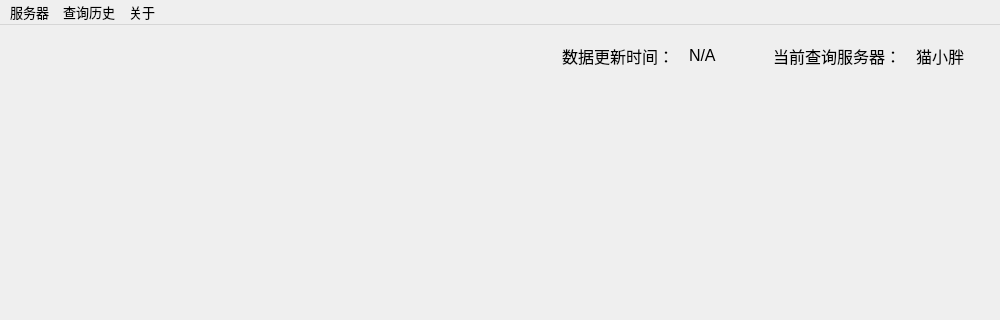
First picture: the form in Paissa.ui, repository NagaResst/Paissa, before the edit; both pictures show x 0 to 1000 and y 0 to 320 of the 1000 by 700 pixel window.
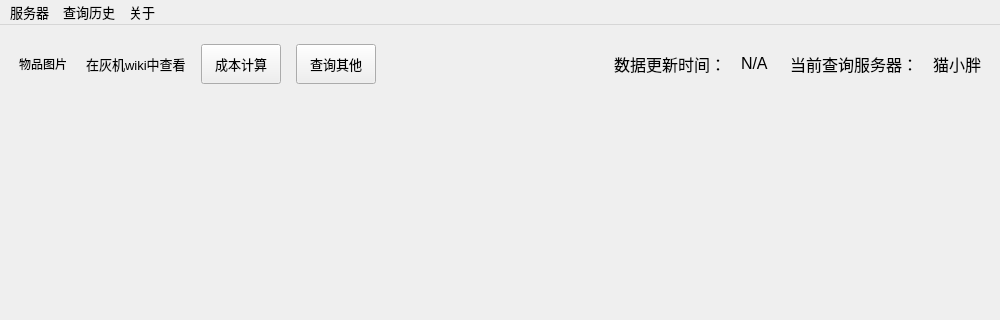
Second picture: the form after the edit.

Commit message: bete版本  具备基础的查询与比价功能

Diff of the .ui file:
```diff
--- a/Paissa.ui
+++ b/Paissa.ui
@@ -58,7 +58,7 @@
       </property>
       <layout class="QGridLayout" name="gridLayout_3">
        <item row="0" column="0">
-        <layout class="QHBoxLayout" name="horizontalLayout" stretch="10,1,2,1">
+        <layout class="QHBoxLayout" name="horizontalLayout" stretch="0,0,0,0,10,1,2,1">
          <property name="spacing">
           <number>15</number>
          </property>
@@ -68,6 +68,100 @@
          <property name="leftMargin">
           <number>0</number>
          </property>
+         <item>
+          <widget class="QLabel" name="item_icon">
+           <property name="sizePolicy">
+            <sizepolicy hsizetype="Maximum" vsizetype="Maximum">
+             <horstretch>0</horstretch>
+             <verstretch>0</verstretch>
+            </sizepolicy>
+           </property>
+           <property name="minimumSize">
+            <size>
+             <width>40</width>
+             <height>40</height>
+            </size>
+           </property>
+           <property name="maximumSize">
+            <size>
+             <width>16777215</width>
+             <height>16777215</height>
+            </size>
+           </property>
+           <property name="baseSize">
+            <size>
+             <width>0</width>
+             <height>0</height>
+            </size>
+           </property>
+           <property name="text">
+            <string>物品图片 </string>
+           </property>
+          </widget>
+         </item>
+         <item>
+          <widget class="QLabel" name="jump_to_wiki">
+           <property name="font">
+            <font>
+             <family>Arial</family>
+             <pointsize>10</pointsize>
+            </font>
+           </property>
+           <property name="text">
+            <string>在灰机wiki中查看</string>
+           </property>
+          </widget>
+         </item>
+         <item>
+          <widget class="QPushButton" name="show_cost">
+           <property name="sizePolicy">
+            <sizepolicy hsizetype="Maximum" vsizetype="Maximum">
+             <horstretch>0</horstretch>
+             <verstretch>0</verstretch>
+            </sizepolicy>
+           </property>
+           <property name="minimumSize">
+            <size>
+             <width>80</width>
+             <height>40</height>
+            </size>
+           </property>
+           <property name="maximumSize">
+            <size>
+             <width>16777215</width>
+             <height>16777215</height>
+            </size>
+           </property>
+           <property name="font">
+            <font>
+             <family>Arial</family>
+             <pointsize>10</pointsize>
+            </font>
+           </property>
+           <property name="text">
+            <string>成本计算</string>
+           </property>
+          </widget>
+         </item>
+         <item>
+          <widget class="QPushButton" name="back_query">
+           <property name="minimumSize">
+            <size>
+             <width>80</width>
+             <height>40</height>
+            </size>
+           </property>
+           <property name="font">
+            <font>
+             <family>Arial</family>
+             <pointsize>10</pointsize>
+            </font>
+           </property>
+           <property name="text">
+            <string>查询其他</string>
+           </property>
+          </widget>
+         </item>
          <item alignment="Qt::AlignRight">
           <widget class="QLabel" name="show_text_uptime">
            <property name="sizePolicy">
```
The commit also changes 10 other files.
